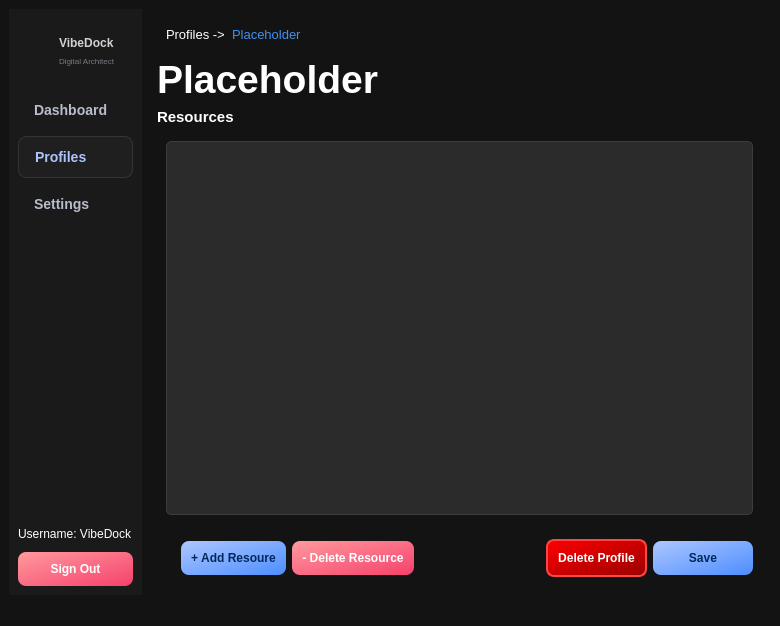
Old version of the form editprofile.ui in the repository 2012hhh2012/final-app-project.
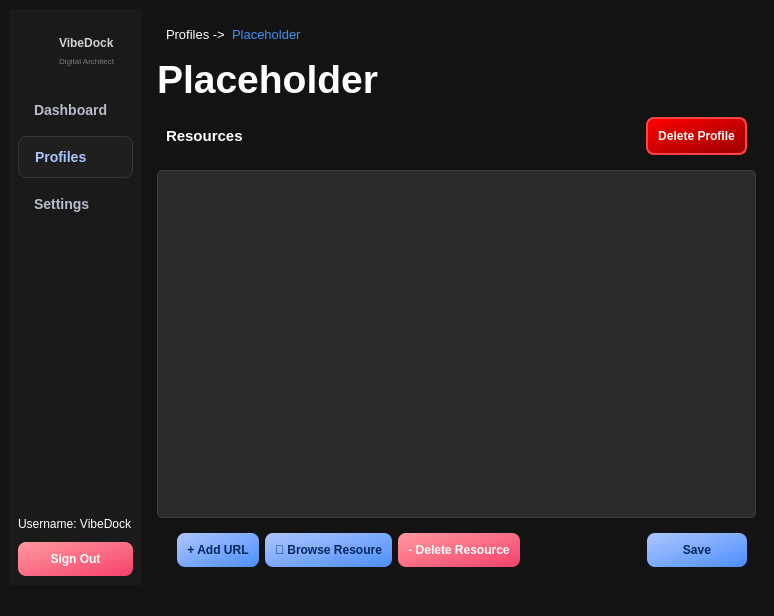
New version of the form. Icons and pictures are not drawn.

Patch:
```diff
--- a/editprofile.ui
+++ b/editprofile.ui
@@ -6,8 +6,8 @@
    <rect>
     <x>0</x>
     <y>0</y>
-    <width>780</width>
-    <height>626</height>
+    <width>774</width>
+    <height>616</height>
    </rect>
   </property>
   <property name="windowTitle">
@@ -314,6 +314,9 @@
         </widget>
        </item>
        <item>
+        <widget class="QWidget" name="widget_4" native="true">
+         <layout class="QHBoxLayout" name="horizontalLayout_2">
+          <item>
         <widget class="QLabel" name="label_4">
          <property name="font">
           <font>
@@ -333,8 +336,56 @@
         </widget>
        </item>
        <item>
-        <widget class="QWidget" name="widget_3" native="true">
-         <layout class="QHBoxLayout" name="horizontalLayout_2">
+           <spacer name="horizontalSpacer_3">
+            <property name="orientation">
+             <enum>Qt::Horizontal</enum>
+            </property>
+            <property name="sizeHint" stdset="0">
+             <size>
+              <width>40</width>
+              <height>20</height>
+             </size>
+            </property>
+           </spacer>
+          </item>
+          <item>
+           <widget class="QPushButton" name="btnDeleteProfile">
+            <property name="font">
+             <font>
+              <pointsize>9</pointsize>
+              <weight>75</weight>
+              <bold>true</bold>
+             </font>
+            </property>
+            <property name="styleSheet">
+             <string notr="true">QPushButton {
+    background: qlineargradient(x1:0, y1:0, x2:1, y2:1, stop:0 #ff0000, stop:0.5 #cc0000, stop:1 #990000);
+    color: #ffffff;
+    font-weight: bold;
+    border-radius: 8px;
+    padding: 10px;
+    border: 2px solid #ff4444;
+}
+
+QPushButton:hover {
+    background: qlineargradient(x1:0, y1:0, x2:1, y2:1, stop:0 #ff3333, stop:0.5 #ee0000, stop:1 #bb0000);
+    border: 2px solid #ff6666;
+}
+
+QPushButton:pressed {
+    background: qlineargradient(x1:0, y1:0, x2:1, y2:1, stop:0 #8b0000, stop:1 #660000);
+    padding-top: 12px;
+    border: 2px solid #ff0000;
+}</string>
+            </property>
+            <property name="text">
+             <string>Delete Profile</string>
+            </property>
+           </widget>
+          </item>
+         </layout>
+        </widget>
+       </item>
           <item>
            <widget class="QListWidget" name="listResources">
             <property name="minimumSize">
@@ -394,9 +445,6 @@
             </property>
            </widget>
           </item>
-         </layout>
-        </widget>
-       </item>
        <item>
         <widget class="QWidget" name="widget_5" native="true">
          <layout class="QHBoxLayout" name="horizontalLayout_3">
@@ -444,7 +492,42 @@
 }</string>
             </property>
             <property name="text">
-             <string>+ Add Resoure</string>
+             <string>+ Add URL</string>
+            </property>
+           </widget>
+          </item>
+          <item>
+           <widget class="QPushButton" name="btnBrowseResource">
+            <property name="font">
+             <font>
+              <pointsize>9</pointsize>
+              <weight>75</weight>
+              <bold>true</bold>
+             </font>
+            </property>
+            <property name="styleSheet">
+             <string notr="true">QPushButton {
+    background: qlineargradient(x1:0, y1:0, x2:1, y2:1, stop:0 #adc6ff, stop:1 #4d8eff);
+    color: #00285d;
+    font-weight: bold;
+    border-radius: 8px;
+    padding: 10px;
+    border: none;
+}
+
+QPushButton:hover {
+    background: qlineargradient(x1:0, y1:0, x2:1, y2:1, stop:0 #c2d5ff, stop:1 #66a1ff);
+    color: #001a3d;
+}
+
+QPushButton:pressed {
+    background: qlineargradient(x1:0, y1:0, x2:1, y2:1, stop:0 #8aa9ff, stop:1 #3b76e0);
+    padding-left: 12px;
+    padding-top: 12px;
+}</string>
+            </property>
+            <property name="text">
+             <string>📁 Browse Resoure</string>
             </property>
            </widget>
           </item>
@@ -497,41 +580,6 @@
             </property>
            </spacer>
           </item>
-          <item>
-           <widget class="QPushButton" name="btnDeleteProfile">
-            <property name="font">
-             <font>
-              <pointsize>9</pointsize>
-              <weight>75</weight>
-              <bold>true</bold>
-             </font>
-            </property>
-            <property name="styleSheet">
-             <string notr="true">QPushButton {
-    background: qlineargradient(x1:0, y1:0, x2:1, y2:1, stop:0 #ff0000, stop:0.5 #cc0000, stop:1 #990000);
-    color: #ffffff;
-    font-weight: bold;
-    border-radius: 8px;
-    padding: 10px;
-    border: 2px solid #ff4444;
-}
-
-QPushButton:hover {
-    background: qlineargradient(x1:0, y1:0, x2:1, y2:1, stop:0 #ff3333, stop:0.5 #ee0000, stop:1 #bb0000);
-    border: 2px solid #ff6666;
-}
-
-QPushButton:pressed {
-    background: qlineargradient(x1:0, y1:0, x2:1, y2:1, stop:0 #8b0000, stop:1 #660000);
-    padding-top: 12px;
-    border: 2px solid #ff0000;
-}</string>
-            </property>
-            <property name="text">
-             <string>Delete Profile</string>
-            </property>
-           </widget>
-          </item>
           <item>
            <widget class="QPushButton" name="btnSave">
             <property name="minimumSize">
```
Left out of the diff: 8 changed lines with no effect on the pictures. Lines whose indentation alone changed are shown as unchanged.
